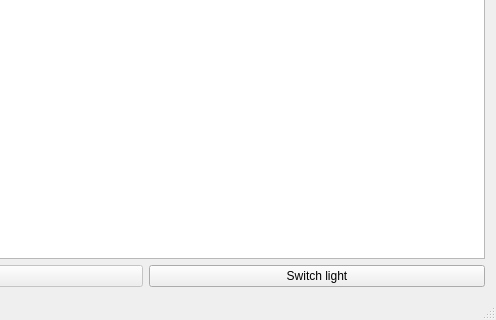
The window that ui/mainwindow.ui (bparmentier/bonne-nuit) describes before a commit, drawn with Qt 5; both pictures show x 204 to 700 and y 380 to 700 of the 700 by 700 pixel window.
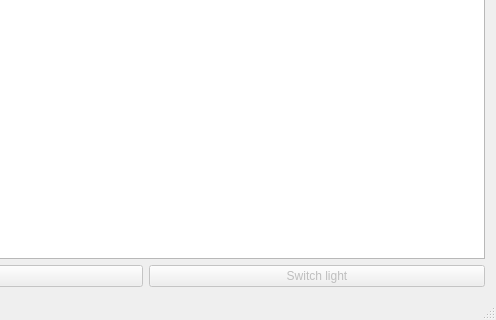
The same window after the commit.

Commit message: Set visibility of widgets

```diff
--- a/ui/mainwindow.ui
+++ b/ui/mainwindow.ui
@@ -36,6 +36,9 @@
       </item>
       <item>
        <widget class="QPushButton" name="switchLightButton">
+        <property name="enabled">
+         <bool>false</bool>
+        </property>
         <property name="text">
          <string>Switch light</string>
         </property>
```
The commit also changes 1 other file.
